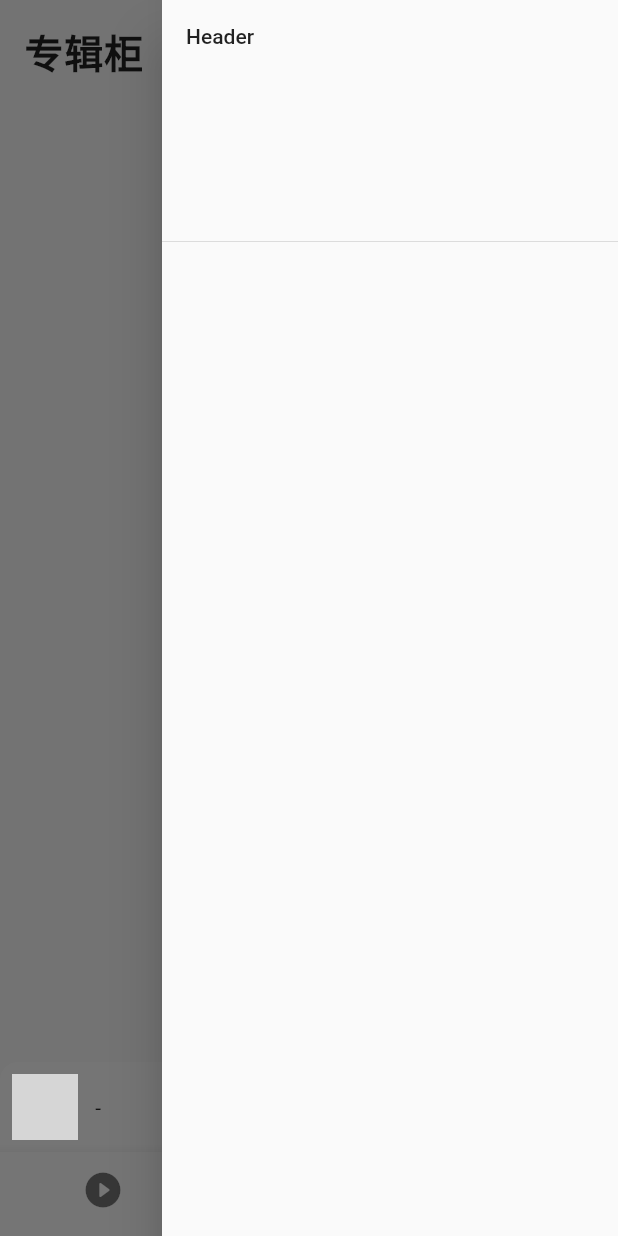
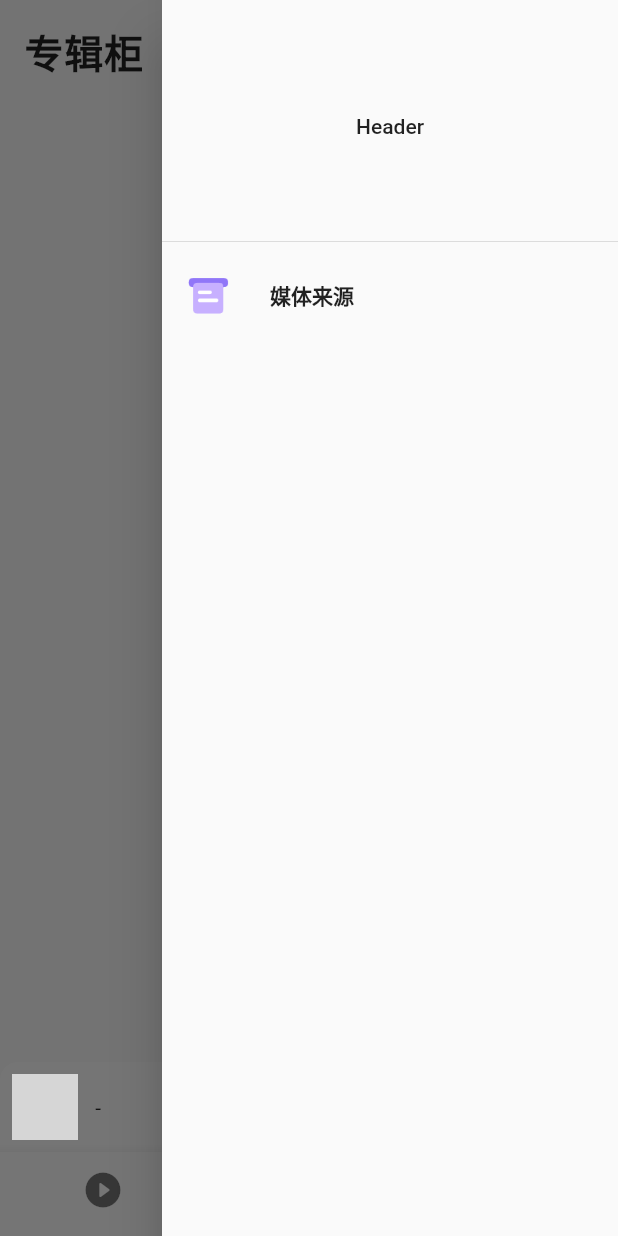
Before and after one commit to CupOfBread/Iron, a Flutter app: the screen it shows after launch, with the side drawer open, on a phone screen of 412 x 824 dp. Run offline on Flutter 3.47's test engine with Material 2 defaults, Android fonts, the phone set to English and light mode, and no system bars; drawn by our look-alikes of cached_network_image; our stand-ins replace audio_service, audio_video_progress_bar, dio, dismissible_page, flash, get and 5 more; missing offline and left inert: flutter_lyric; accounts and stored records are empty; generated files the repository leaves out were written again; network calls fail; Roboto replaces fonts that are missing (NotoSerifSC); grey boxes are pictures that could not be loaded.

Commit message:
🌱 媒体来源页面编写

```diff
--- a/lib/pages/home/view.dart
+++ b/lib/pages/home/view.dart
@@ -7,6 +7,7 @@ import 'package:iron/pages/cabinet/view.dart';
 import 'package:iron/pages/discover/view.dart';
 import 'package:iron/pages/my/view.dart';
 
+import 'package:iron/router/app_pages.dart';
 import 'logic.dart';
 
 class HomePage extends StatelessWidget {
@@ -26,7 +27,39 @@ class HomePage extends StatelessWidget {
       endDrawer: Drawer(
         child: SafeArea(
           child: ListView(
-            children: [DrawerHeader(child: Text('Header'))],
+            children: [
+              DrawerHeader(
+                  child: Container(
+                alignment: Alignment.center,
+                width: double.infinity,
+                height: double.infinity,
+                child: Text('Header'),
+              )),
+              ListView(
+                shrinkWrap: true,
+                children: [
+                  Builder(
+                    builder: (context) {
+                      return ListTile(
+                        title: Text(
+                          '媒体来源',
+                          style: TextStyle(fontWeight: FontWeight.w900, color: Colors.black87),
+                        ),
+                        leading: Image.asset(
+                          "assets/images/icon/media_source.png",
+                          width: 30,
+                          height: 30,
+                        ),
+                        onTap: () {
+                          Scaffold.of(context).closeEndDrawer();
+                          Get.toNamed(AppRoutes.MediaSource);
+                        },
+                      );
+                    },
+                  )
+                ],
+              )
+            ],
           ),
         ),
       ),
--- /dev/null
+++ b/lib/pages/media_source/state.dart
@@ -0,0 +1,5 @@
+class MediaSourceState {
+  MediaSourceState() {
+    ///Initialize variables
+  }
+}
--- a/lib/router/app_pages.dart
+++ b/lib/router/app_pages.dart
@@ -2,6 +2,7 @@ import 'package:get/get.dart';
 import 'package:iron/pages/album_detail/view.dart';
 import 'package:iron/pages/artist_detail/view.dart';
 import 'package:iron/pages/home/view.dart';
+import 'package:iron/pages/media_source/view.dart';
 import 'package:iron/pages/player/view.dart';
 
 part 'app_routes.dart';
@@ -26,5 +27,9 @@ class AppPages {
       name: AppRoutes.Artist,
       page: () => ArtistDetailPage(),
     ),
+    GetPage(
+      name: AppRoutes.MediaSource,
+      page: () => MediaSourcePage(),
+    ),
   ];
 }
--- a/lib/router/app_routes.dart
+++ b/lib/router/app_routes.dart
@@ -5,4 +5,5 @@ abstract class AppRoutes {
   static const Player = '/player';
   static const Album = '/album';
   static const Artist = '/artist';
+  static const MediaSource = '/media_source';
 }
--- a/pubspec.yaml
+++ b/pubspec.yaml
@@ -56,6 +56,8 @@ dependencies:
   flash: ^3.0.5+1
   dio: ^5.3.2
   file_picker: ^5.3.3
+  # 列表动画
+  # flutter_staggered_animations: ^1.1.1
 
 dev_dependencies:
   flutter_test:
@@ -77,6 +79,7 @@ flutter:
     - assets/
     - assets/music/
     - assets/images/
+    - assets/images/icon/
 
   # An image asset can refer to one or more resolution-specific "variants", see
   # https://flutter.dev/assets-and-images/#resolution-aware
```
Also changed, not shown: lib/pages/media_source/logic.dart (added, +7 -0 lines), lib/pages/media_source/view.dart (added, +184 -0 lines), assets/images/icon/media_source.png (added).
